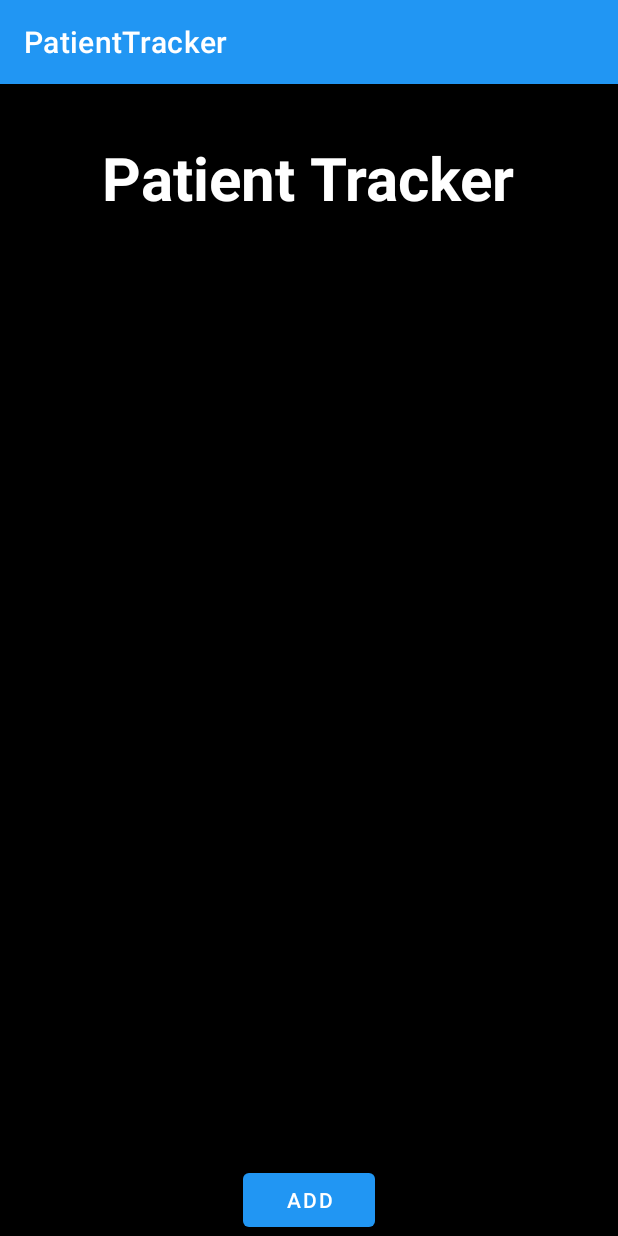
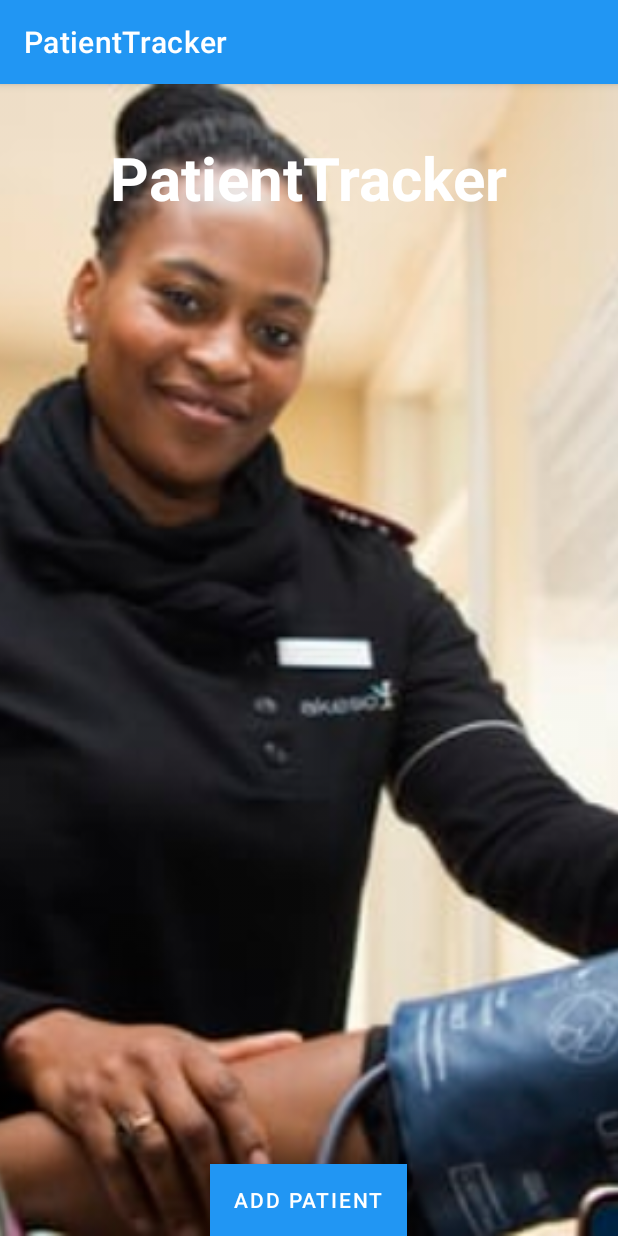
Before and after one commit to Gladys-nimo/patient-tracker, an Android app: the screen it shows after launch (MainActivity), on a phone screen of 412 x 824 dp. Run offline under Robolectric (Android 15) with nearby library versions, the phone set to English and light mode, and no system bars.

Commit message:
changed an image and added a toast

```diff
--- a/app/src/main/AndroidManifest.xml
+++ b/app/src/main/AndroidManifest.xml
@@ -9,6 +9,7 @@
         android:roundIcon="@mipmap/ic_launcher_round"
         android:supportsRtl="true"
         android:theme="@style/Theme.PatientTracker">
+        <activity android:name=".PatientActivity"></activity>
         <activity android:name=".MainActivity">
             <intent-filter>
                 <action android:name="android.intent.action.MAIN" />
--- a/app/src/main/java/com/moringaschool/patienttracker/MainActivity.java
+++ b/app/src/main/java/com/moringaschool/patienttracker/MainActivity.java
@@ -3,12 +3,27 @@ package com.moringaschool.patienttracker;
 import androidx.appcompat.app.AppCompatActivity;
 
 import android.os.Bundle;
+import android.view.View;
+import android.widget.Button;
+import android.widget.Toast;
 
 public class MainActivity extends AppCompatActivity {
+    Button button;
 
     @Override
     protected void onCreate(Bundle savedInstanceState) {
         super.onCreate(savedInstanceState);
         setContentView(R.layout.activity_main);
+
+         Button button = (Button) findViewById(R.id.addPatientButton);
+        button.setOnClickListener(new View.OnClickListener() {
+            public void onClick(View v) {
+            Toast.makeText(MainActivity.this, "Add patient", Toast.LENGTH_LONG).show();
+            }
+        });
+
     }
+//
+//    private class onClickListener implements View.OnClickListener {
+//    }
 }
--- a/app/src/main/res/layout/activity_main.xml
+++ b/app/src/main/res/layout/activity_main.xml
@@ -5,24 +5,35 @@
     android:background="#000000">
 
 
+    <ImageView
+        android:id="@+id/imageView"
+        android:layout_width="wrap_content"
+        android:layout_height="match_parent"
+        android:scaleType="centerCrop"
+        android:src="@drawable/patienttracker" />
+
     <TextView
         android:layout_width="wrap_content"
         android:layout_height="wrap_content"
         android:layout_alignParentTop="true"
         android:layout_centerHorizontal="true"
+        android:text="PatientTracker"
         android:layout_marginTop="35dp"
-        android:text="Patient Tracker"
+        android:id="@+id/appNameTextView"
         android:textColor="@color/colorTextIcon"
         android:textSize="40sp"
         android:textStyle="bold"/>
 
     <Button
-        android:id="@+id/button"
+        android:id="@+id/addPatientButton"
         android:layout_width="wrap_content"
         android:layout_height="wrap_content"
         android:layout_alignParentBottom="true"
         android:layout_centerHorizontal="true"
-        android:text="Add" />
+        android:background="@color/blue_700"
+        android:textColor="@color/colorTextIcon"
+        android:text="Add Patient" />
+
 
 
 </RelativeLayout>
--- a/app/src/main/res/values-night/themes.xml
+++ b/app/src/main/res/values-night/themes.xml
@@ -1,9 +1,9 @@
 <resources xmlns:tools="http://schemas.android.com/tools">
     <!-- Base application theme. -->
-    <style name="Theme.PatientTracker" parent="Theme.MaterialComponents.DayNight.DarkActionBar">
+     <style name="Theme.PatientTracker" parent="Theme.MaterialComponents.DayNight.DarkActionBar">
         <!-- Primary brand color. -->
-        <item name="colorPrimary">@color/purple_200</item>
-        <item name="colorPrimaryVariant">@color/purple_700</item>
+        <item name="colorPrimary">@color/blue_200</item>
+        <item name="colorPrimaryVariant">@color/blue_700</item>
         <item name="colorOnPrimary">@color/black</item>
         <!-- Secondary brand color. -->
         <item name="colorSecondary">@color/teal_200</item>
```
Also changed, not shown: app/src/main/java/com/moringaschool/patienttracker/PatientActivity.java (added, +14 -0 lines), app/src/main/res/layout/activity_patient.xml (added, +9 -0 lines), app/src/main/res/drawable/hospital.jpg (deleted), app/src/main/res/drawable/patienttracker.jpg (added).
